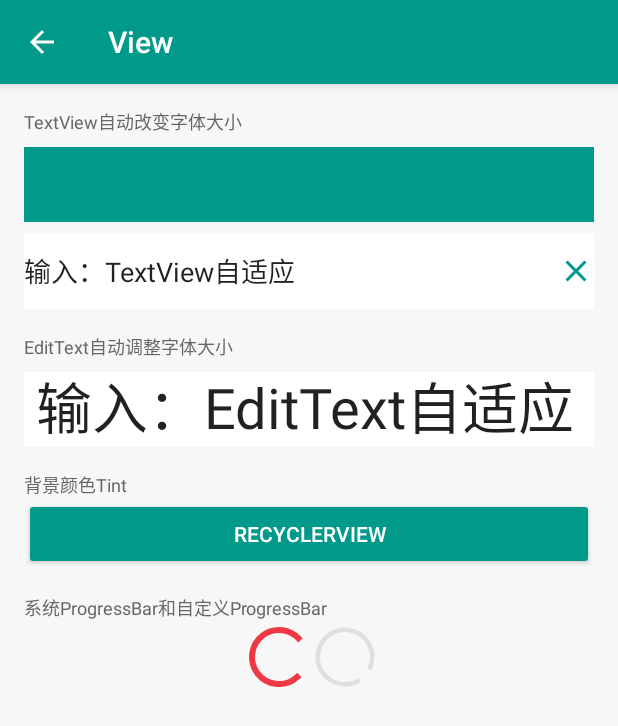
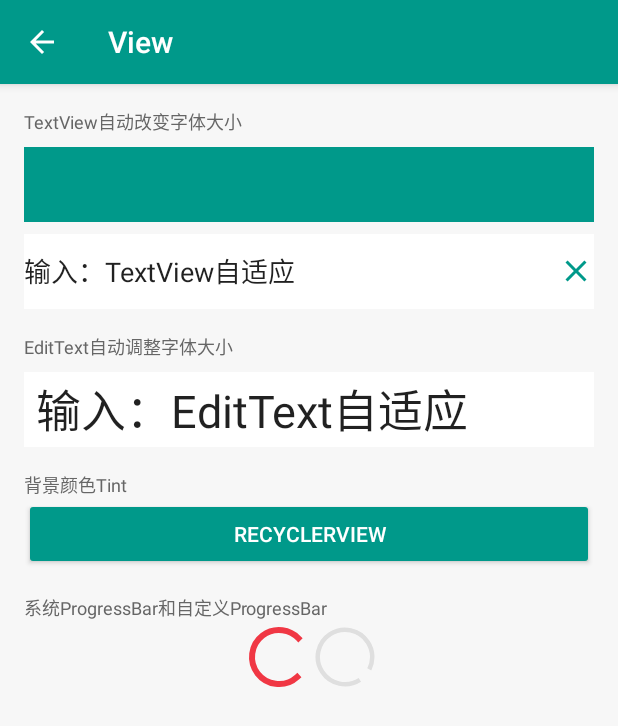
Before and after one commit to xymelon/treasure, an Android app: the ViewActivity screen opened directly, with no data from a screen before it, on a phone screen of 412 x 824 dp. Shown: the top 726 px of the screen. Run offline under Robolectric (Android 15) with nearby library versions, the phone set to English and light mode, and no system bars; our stand-ins replace CircleImageView, data binding; libraries missing offline, so code that uses them is left out: com.jakewharton.rxbinding, rx.functions, rx.subscriptions; 2 statements that could not run were skipped.

Commit message:
ADD auto fit size edit text

```diff
--- a/app/src/main/res/layout/activity_view.xml
+++ b/app/src/main/res/layout/activity_view.xml
@@ -70,8 +70,8 @@
                 android:paddingLeft="8dp"
                 android:paddingRight="8dp"
                 android:singleLine="true"
-                android:textSize="@dimen/S40"
-                app:minTextSize="@dimen/S20" />
+                android:textSize="@dimen/S30"
+                app:minTextSize="@dimen/S14" />
 
             <TextView
                 android:layout_width="wrap_content"
```
